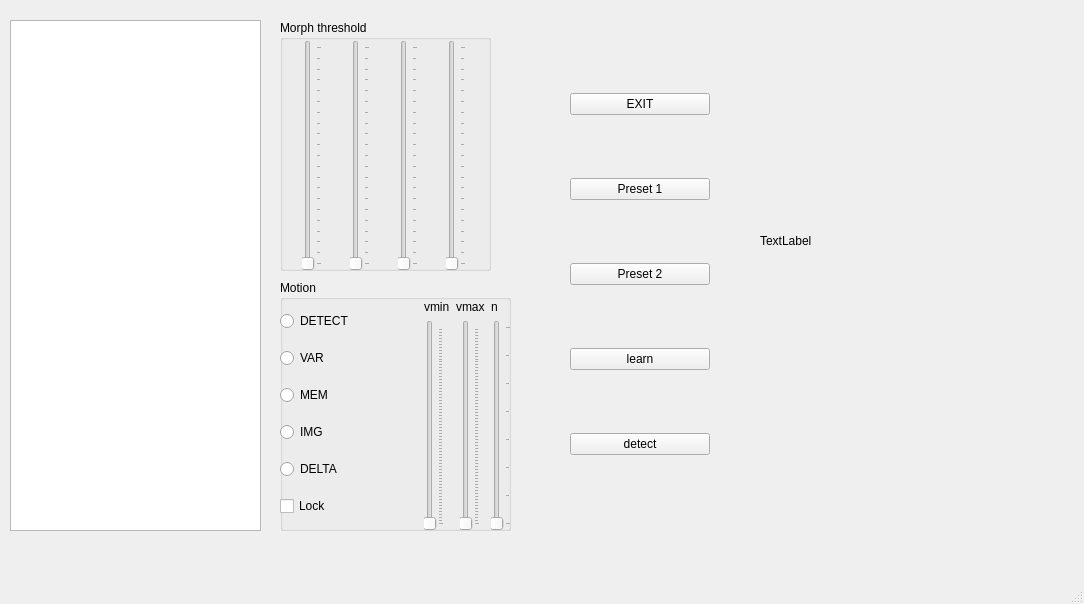
First picture: the form in control/control.ui, repository jgrahsl/stereovision, before the edit.
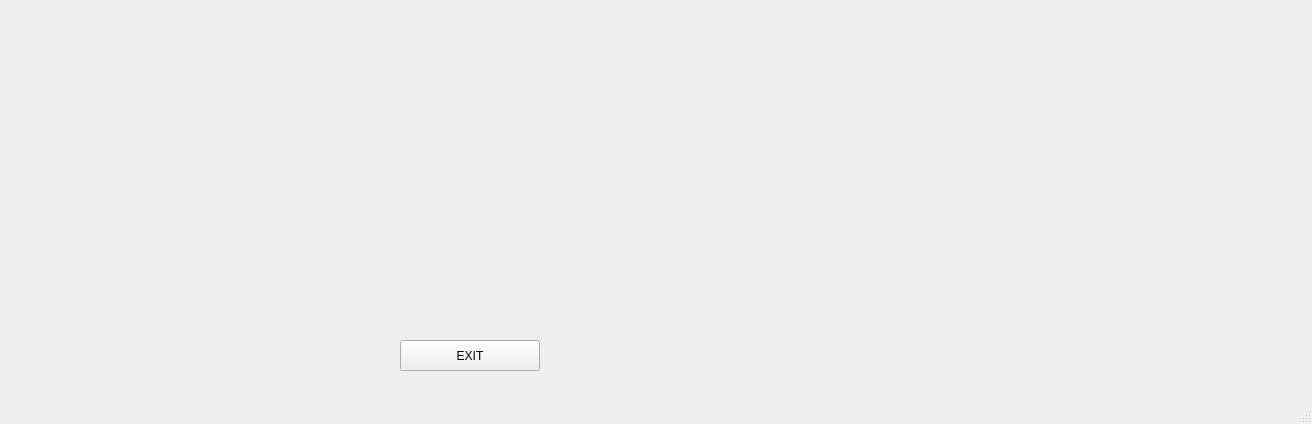
Second picture: the form after the edit.

What changed in the file:
```diff
--- a/control/control.ui
+++ b/control/control.ui
@@ -6,427 +6,40 @@
    <rect>
     <x>0</x>
     <y>0</y>
-    <width>1084</width>
-    <height>604</height>
+    <width>1312</width>
+    <height>424</height>
    </rect>
   </property>
   <property name="windowTitle">
    <string>MainWindow</string>
   </property>
   <widget class="QWidget" name="centralwidget">
-   <widget class="QListWidget" name="enable">
+   <widget class="QPushButton" name="pushButton_exit">
     <property name="geometry">
      <rect>
-      <x>10</x>
-      <y>20</y>
-      <width>251</width>
-      <height>511</height>
-     </rect>
-    </property>
-    <property name="selectionMode">
-     <enum>QAbstractItemView::NoSelection</enum>
-    </property>
-   </widget>
-   <widget class="QGroupBox" name="groupBox">
-    <property name="geometry">
-     <rect>
-      <x>280</x>
-      <y>20</y>
-      <width>211</width>
-      <height>251</height>
-     </rect>
-    </property>
-    <property name="title">
-     <string>Morph threshold</string>
-    </property>
-    <widget class="QWidget" name="horizontalLayoutWidget">
-     <property name="geometry">
-      <rect>
-       <x>0</x>
-       <y>20</y>
-       <width>211</width>
-       <height>231</height>
-      </rect>
-     </property>
-     <layout class="QHBoxLayout" name="slides">
-      <item>
-       <widget class="QSlider" name="morph_th">
-        <property name="minimum">
-         <number>1</number>
-        </property>
-        <property name="maximum">
-         <number>21</number>
-        </property>
-        <property name="pageStep">
-         <number>4</number>
-        </property>
-        <property name="orientation">
-         <enum>Qt::Vertical</enum>
-        </property>
-        <property name="invertedAppearance">
-         <bool>false</bool>
-        </property>
-        <property name="invertedControls">
-         <bool>false</bool>
-        </property>
-        <property name="tickPosition">
-         <enum>QSlider::TicksBelow</enum>
-        </property>
-        <property name="tickInterval">
-         <number>1</number>
-        </property>
-       </widget>
-      </item>
-      <item>
-       <widget class="QSlider" name="morph_th_2">
-        <property name="minimum">
-         <number>1</number>
-        </property>
-        <property name="maximum">
-         <number>21</number>
-        </property>
-        <property name="pageStep">
-         <number>4</number>
-        </property>
-        <property name="orientation">
-         <enum>Qt::Vertical</enum>
-        </property>
-        <property name="invertedAppearance">
-         <bool>false</bool>
-        </property>
-        <property name="invertedControls">
-         <bool>false</bool>
-        </property>
-        <property name="tickPosition">
-         <enum>QSlider::TicksBelow</enum>
-        </property>
-        <property name="tickInterval">
-         <number>1</number>
-        </property>
-       </widget>
-      </item>
-      <item>
-       <widget class="QSlider" name="morph_th_3">
-        <property name="minimum">
-         <number>1</number>
-        </property>
-        <property name="maximum">
-         <number>21</number>
-        </property>
-        <property name="pageStep">
-         <number>4</number>
-        </property>
-        <property name="orientation">
-         <enum>Qt::Vertical</enum>
-        </property>
-        <property name="invertedAppearance">
-         <bool>false</bool>
-        </property>
-        <property name="invertedControls">
-         <bool>false</bool>
-        </property>
-        <property name="tickPosition">
-         <enum>QSlider::TicksBelow</enum>
-        </property>
-        <property name="tickInterval">
-         <number>1</number>
-        </property>
-       </widget>
-      </item>
-      <item>
-       <widget class="QSlider" name="morph_th_4">
-        <property name="minimum">
-         <number>1</number>
-        </property>
-        <property name="maximum">
-         <number>21</number>
-        </property>
-        <property name="pageStep">
-         <number>4</number>
-        </property>
-        <property name="orientation">
-         <enum>Qt::Vertical</enum>
-        </property>
-        <property name="invertedAppearance">
-         <bool>false</bool>
-        </property>
-        <property name="invertedControls">
-         <bool>false</bool>
-        </property>
-        <property name="tickPosition">
-         <enum>QSlider::TicksBelow</enum>
-        </property>
-        <property name="tickInterval">
-         <number>1</number>
-        </property>
-       </widget>
-      </item>
-     </layout>
-    </widget>
-   </widget>
-   <widget class="QGroupBox" name="groupBox_2">
-    <property name="geometry">
-     <rect>
-      <x>280</x>
-      <y>280</y>
-      <width>231</width>
-      <height>251</height>
-     </rect>
-    </property>
-    <property name="title">
-     <string>Motion</string>
-    </property>
-    <widget class="QWidget" name="horizontalLayoutWidget_4">
-     <property name="geometry">
-      <rect>
-       <x>0</x>
-       <y>20</y>
-       <width>231</width>
-       <height>231</height>
-      </rect>
-     </property>
-     <layout class="QHBoxLayout" name="horizontalLayout_4">
-      <item>
-       <layout class="QHBoxLayout" name="horizontalLayout_2">
-        <item>
-         <layout class="QVBoxLayout" name="verticalLayout">
-          <item>
-           <widget class="QRadioButton" name="radioButton">
-            <property name="text">
-             <string>DETECT</string>
-            </property>
-           </widget>
-          </item>
-          <item>
-           <widget class="QRadioButton" name="radioButton_2">
-            <property name="text">
-             <string>VAR</string>
-            </property>
-           </widget>
-          </item>
-          <item>
-           <widget class="QRadioButton" name="radioButton_3">
-            <property name="text">
-             <string>MEM</string>
-            </property>
-           </widget>
-          </item>
-          <item>
-           <widget class="QRadioButton" name="radioButton_4">
-            <property name="text">
-             <string>IMG</string>
-            </property>
-           </widget>
-          </item>
-          <item>
-           <widget class="QRadioButton" name="radioButton_5">
-            <property name="text">
-             <string>DELTA</string>
-            </property>
-           </widget>
-          </item>
-          <item>
-           <widget class="QCheckBox" name="lock">
-            <property name="text">
-             <string>Lock</string>
-            </property>
-           </widget>
-          </item>
-         </layout>
-        </item>
-       </layout>
-      </item>
-      <item>
-       <layout class="QGridLayout" name="gridLayout">
-        <item row="0" column="1">
-         <widget class="QLabel" name="label_2">
-          <property name="text">
-           <string>vmax</string>
-          </property>
-         </widget>
-        </item>
-        <item row="0" column="2">
-         <widget class="QLabel" name="label_3">
-          <property name="text">
-           <string>n</string>
-          </property>
-         </widget>
-        </item>
-        <item row="1" column="1">
-         <layout class="QHBoxLayout" name="horizontalLayout">
-          <item>
-           <widget class="QSlider" name="motion_p23">
-            <property name="minimum">
-             <number>0</number>
-            </property>
-            <property name="maximum">
-             <number>65535</number>
-            </property>
-            <property name="singleStep">
-             <number>1</number>
-            </property>
-            <property name="pageStep">
-             <number>256</number>
-            </property>
-            <property name="orientation">
-             <enum>Qt::Vertical</enum>
-            </property>
-            <property name="invertedAppearance">
-             <bool>false</bool>
-            </property>
-            <property name="invertedControls">
-             <bool>false</bool>
-            </property>
-            <property name="tickPosition">
-             <enum>QSlider::TicksBelow</enum>
-            </property>
-            <property name="tickInterval">
-             <number>1000</number>
-            </property>
-           </widget>
-          </item>
-         </layout>
-        </item>
-        <item row="1" column="2">
-         <layout class="QHBoxLayout" name="horizontalLayout_3">
-          <item>
-           <widget class="QSlider" name="motion_p4">
-            <property name="minimum">
-             <number>0</number>
-            </property>
-            <property name="maximum">
-             <number>7</number>
-            </property>
-            <property name="pageStep">
-             <number>1</number>
-            </property>
-            <property name="orientation">
-             <enum>Qt::Vertical</enum>
-            </property>
-            <property name="invertedAppearance">
-             <bool>false</bool>
-            </property>
-            <property name="invertedControls">
-             <bool>false</bool>
-            </property>
-            <property name="tickPosition">
-             <enum>QSlider::TicksBelow</enum>
-            </property>
-            <property name="tickInterval">
-             <number>1</number>
-            </property>
-           </widget>
-          </item>
-         </layout>
-        </item>
-        <item row="1" column="0">
-         <widget class="QSlider" name="motion_p01">
-          <property name="minimum">
-           <number>0</number>
-          </property>
-          <property name="maximum">
-           <number>65535</number>
-          </property>
-          <property name="pageStep">
-           <number>256</number>
-          </property>
-          <property name="orientation">
-           <enum>Qt::Vertical</enum>
-          </property>
-          <property name="invertedAppearance">
-           <bool>false</bool>
-          </property>
-          <property name="invertedControls">
-           <bool>false</bool>
-          </property>
-          <property name="tickPosition">
-           <enum>QSlider::TicksBelow</enum>
-          </property>
-          <property name="tickInterval">
-           <number>1000</number>
-          </property>
-         </widget>
-        </item>
-        <item row="0" column="0">
-         <widget class="QLabel" name="label">
-          <property name="text">
-           <string>vmin</string>
-          </property>
-         </widget>
-        </item>
-       </layout>
-      </item>
-     </layout>
-    </widget>
-   </widget>
-   <widget class="QWidget" name="verticalLayoutWidget">
-    <property name="geometry">
-     <rect>
-      <x>560</x>
-      <y>30</y>
-      <width>160</width>
-      <height>491</height>
-     </rect>
-    </property>
-    <layout class="QVBoxLayout" name="verticalLayout_2">
-     <property name="spacing">
-      <number>10</number>
-     </property>
-     <property name="margin">
-      <number>10</number>
-     </property>
-     <item>
-      <widget class="QPushButton" name="pushButton_exit">
-       <property name="text">
-        <string>EXIT</string>
-       </property>
-       <property name="flat">
-        <bool>false</bool>
-       </property>
-      </widget>
-     </item>
-     <item>
-      <widget class="QPushButton" name="preset_1">
-       <property name="text">
-        <string>Preset 1</string>
-       </property>
-      </widget>
-     </item>
-     <item>
-      <widget class="QPushButton" name="preset_2">
-       <property name="text">
-        <string>Preset 2</string>
-       </property>
-      </widget>
-     </item>
-     <item>
-      <widget class="QPushButton" name="preset_3">
-       <property name="text">
-        <string>learn</string>
-       </property>
-      </widget>
-     </item>
-     <item>
-      <widget class="QPushButton" name="preset_4">
-       <property name="text">
-        <string>detect</string>
-       </property>
-      </widget>
-     </item>
-    </layout>
-   </widget>
-   <widget class="QLabel" name="label_pic">
-    <property name="geometry">
-     <rect>
-      <x>760</x>
-      <y>40</y>
-      <width>271</width>
-      <height>401</height>
+      <x>400</x>
+      <y>340</y>
+      <width>140</width>
+      <height>31</height>
      </rect>
     </property>
     <property name="text">
-     <string>TextLabel</string>
+     <string>EXIT</string>
     </property>
+    <property name="flat">
+     <bool>false</bool>
+    </property>
+   </widget>
+   <widget class="QWidget" name="horizontalLayoutWidget">
+    <property name="geometry">
+     <rect>
+      <x>0</x>
+      <y>0</y>
+      <width>1311</width>
+      <height>341</height>
+     </rect>
+    </property>
+    <layout class="QHBoxLayout" name="pipe"/>
    </widget>
   </widget>
   <widget class="QMenuBar" name="menubar">
```
Left out of the diff: 2 changed lines with no effect on the pictures.
